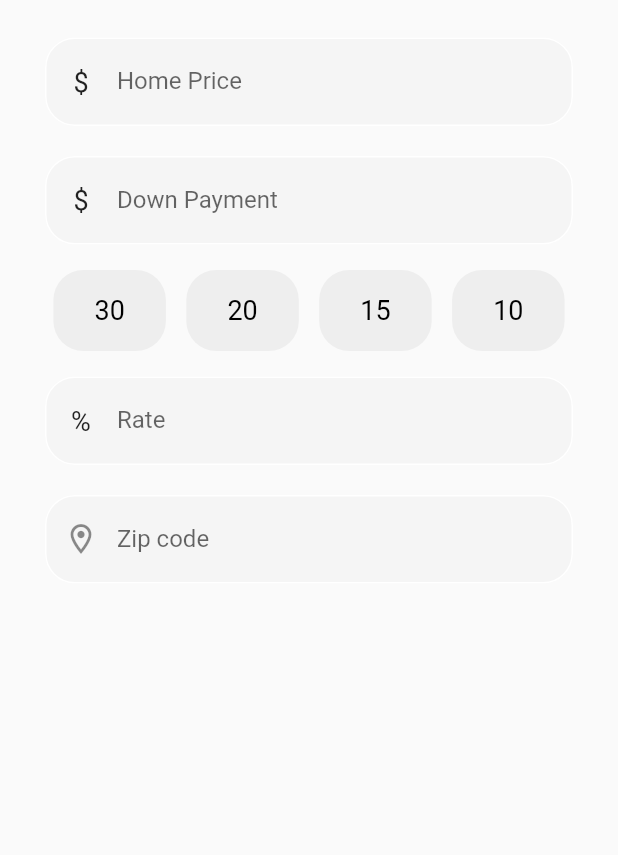
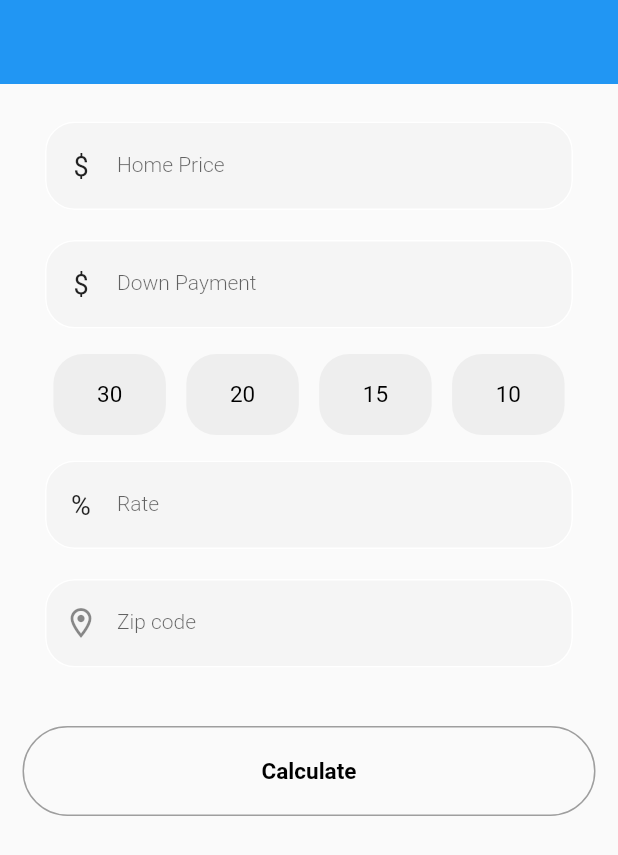
Before and after one commit to ShoRaj-mDr/mortgage_calculator, a Flutter app: the screen it shows after launch, on a phone screen of 412 x 824 dp. Shown: the top 855 px of the screen. Run offline on Flutter 3.47's test engine with Material 2 defaults, Android fonts, the phone set to English and light mode, and no system bars.

Commit message:
Added custom button stateless widget

```diff
--- /dev/null
+++ b/mortgage_calculator/lib/components/CustomMaterialButton.dart
@@ -0,0 +1,38 @@
+import 'package:flutter/material.dart';
+
+class CustomMaterialButton extends StatelessWidget {
+  final String buttonText;
+  final double buttonWidth;
+  final double buttonHeight;
+  final VoidCallback onPressed;
+
+  const CustomMaterialButton({
+    Key? key,
+    required this.buttonText,
+    required this.onPressed,
+    this.buttonWidth = double.infinity,
+    this.buttonHeight = 60.0,
+  }) : super(key: key);
+
+  @override
+  Widget build(BuildContext context) {
+    return MaterialButton(
+      minWidth: buttonWidth,
+      height: buttonHeight,
+      onPressed: onPressed,
+      shape: RoundedRectangleBorder(
+          side: BorderSide(
+            color: Colors.grey,
+          ),
+          borderRadius: BorderRadius.circular(35)),
+      child: Text(
+        buttonText,
+        style: TextStyle(
+            // fontFamily: 'Uni Sans',
+            fontWeight: FontWeight.w600,
+            fontSize: 15,
+            color: Colors.black),
+      ),
+    );
+  }
+}
--- a/mortgage_calculator/lib/components/textfield.dart
+++ b/mortgage_calculator/lib/components/textfield.dart
@@ -1,4 +1,5 @@
 import 'package:flutter/material.dart';
+import 'package:flutter/services.dart';
 
 class DefaultTextField extends StatelessWidget {
   final controller;
@@ -34,6 +35,10 @@ class DefaultTextField extends StatelessWidget {
       ),
       child: TextField(
         controller: controller,
+        keyboardType: TextInputType.number,
+        // inputFormatters: <TextInputFormatter>[
+        //   FilteringTextInputFormatter.allow(RegExp(r'^\d*\.?\d{0,2}')),
+        // ],
         decoration: InputDecoration(
           contentPadding: EdgeInsets.symmetric(vertical: 20, horizontal: 20),
           prefixIcon: SizedBox(
@@ -52,8 +57,10 @@ class DefaultTextField extends StatelessWidget {
           filled: true,
           labelText: text,
           labelStyle: TextStyle(
-              // color: Color(0xFF6200EE),
-              ),
+            // color: Color(0xFF6200EE),
+            fontWeight: FontWeight.w300,
+            fontSize: 14,
+          ),
         ),
       ),
     );
--- a/mortgage_calculator/lib/main.dart
+++ b/mortgage_calculator/lib/main.dart
@@ -27,7 +27,7 @@ class MyApp extends StatelessWidget {
           primarySwatch: Colors.blue,
           visualDensity: VisualDensity.adaptivePlatformDensity),
       home: HomePage(),
-      //home: MonthlyPaymentScreen(),
+      //  home: MonthlyPaymentScreen(),
       routes: {
         // When navigating to the "/" route, build the FirstScreen widget.
         '/home': (context) => HomePage(),
--- a/mortgage_calculator/lib/views/home_page.dart
+++ b/mortgage_calculator/lib/views/home_page.dart
@@ -1,11 +1,25 @@
 import 'package:flutter/material.dart';
+import 'package:mortgage_calculator/components/CustomMaterialButton.dart';
 import 'package:mortgage_calculator/components/textfield.dart';
+import 'package:mortgage_calculator/views/monthly_payment_screen.dart';
 
 class HomePage extends StatelessWidget {
+  // navigate to next screen
+  void navigateToMontlyPaymentScreen(BuildContext context) {
+    print('Button pressed! Navigate to Montly Payment Screen');
+    Navigator.push(context,
+        MaterialPageRoute(builder: (context) => MonthlyPaymentScreen()));
+  }
+
   @override
   Widget build(BuildContext context) {
     return Scaffold(
-        // backgroundColor: Colors.grey[100],
+        appBar: AppBar(
+          backgroundColor: Colors.blue,
+          elevation: 0,
+          iconTheme: IconThemeData(color: Colors.black),
+        ),
+        // backgroundColor: Colors.grey,
         body: Container(
           padding: EdgeInsets.all(15.0),
           child: ListView(
@@ -22,6 +36,7 @@ class HomePage extends StatelessWidget {
                 prefixString: '\$',
               ),
 
+              // function. add this separate maybe?
               loanTerm(),
 
               // Interest Rate
@@ -37,8 +52,15 @@ class HomePage extends StatelessWidget {
               ),
 
               const SizedBox(
-            height: 10,
+                height: 29,
               ),
+
+              // Add calculate payment button and navigate to montly payment screen
+              CustomMaterialButton(
+                  buttonText: 'Calculate',
+                  onPressed: () {
+                    navigateToMontlyPaymentScreen(context);
+                  }),
             ],
           ),
         ));
@@ -80,7 +102,7 @@ Widget loanTermBtn(int numOfYears) {
     child: Text(
       numOfYears.toString(),
       style: TextStyle(
-        fontSize: 18,
+        fontSize: 15,
         fontWeight: FontWeight.w400,
         // color: isSelected ? Colors.white : Colors.black,
         color: Colors.black,
--- a/mortgage_calculator/pubspec.yaml
+++ b/mortgage_calculator/pubspec.yaml
@@ -3,7 +3,7 @@ description: A new Flutter project.
 
 # The following line prevents the package from being accidentally published to
 # pub.dev using `pub publish`. This is preferred for private packages.
-publish_to: 'none' # Remove this line if you wish to publish to pub.dev
+publish_to: "none" # Remove this line if you wish to publish to pub.dev
 
 # The following defines the version and build number for your application.
 # A version number is three numbers separated by dots, like 1.2.43
@@ -24,7 +24,6 @@ dependencies:
   flutter:
     sdk: flutter
 
-
   # The following adds the Cupertino Icons font to your application.
   # Use with the CupertinoIcons class for iOS style icons.
   cupertino_icons: ^1.0.2
@@ -38,7 +37,6 @@ dev_dependencies:
 
 # The following section is specific to Flutter.
 flutter:
-
   # The following line ensures that the Material Icons font is
   # included with your application, so that you can use the icons in
   # the material Icons class.
```
Also changed, not shown: mortgage_calculator/lib/views/monthly_payment_screen.dart (+13 -6 lines), mortgage_calculator/flutter_01.png (deleted). Lines whose indentation alone changed are shown as unchanged.
